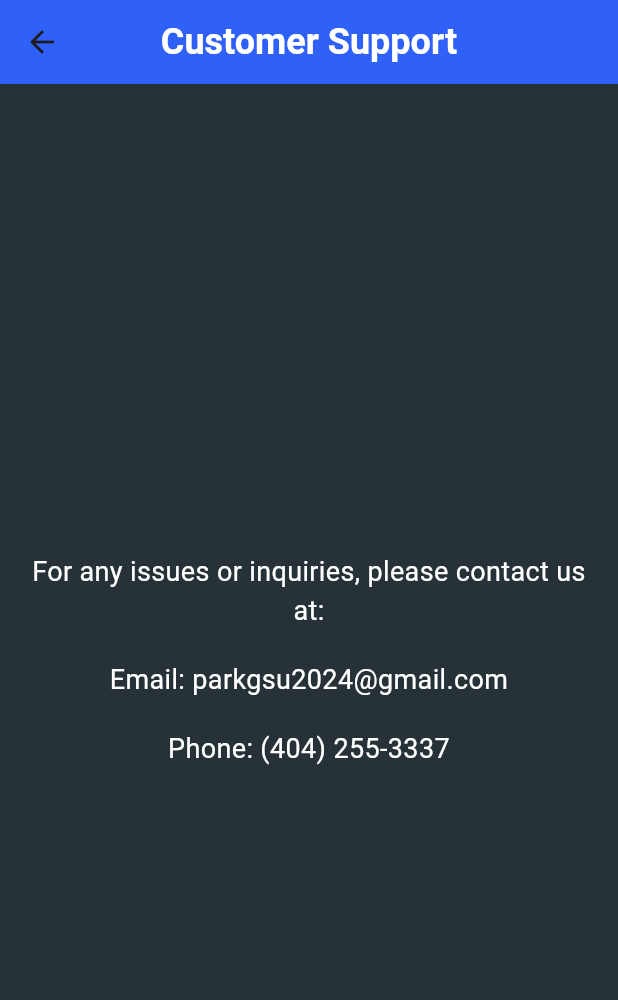
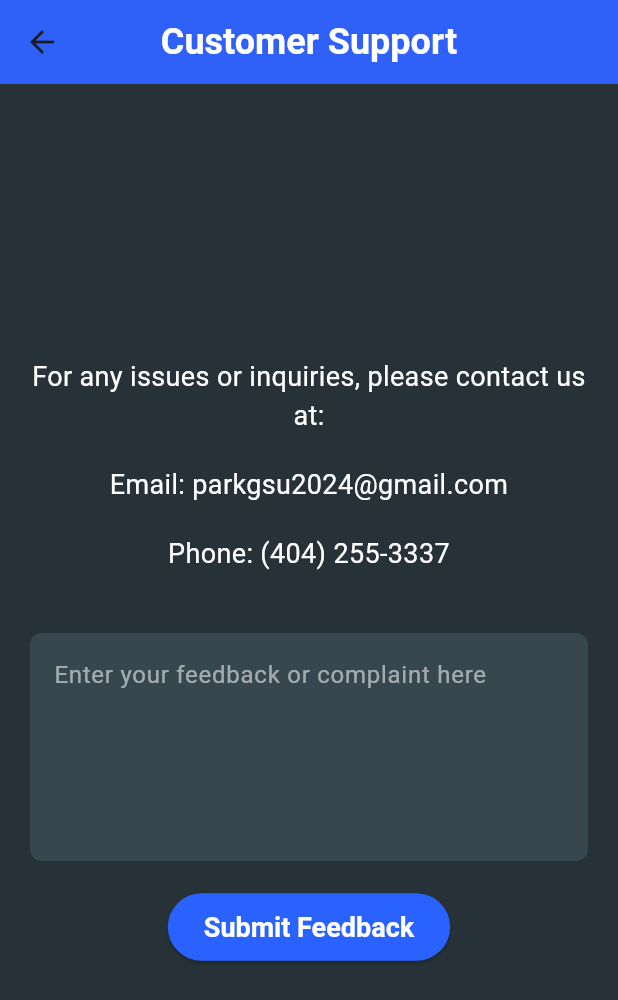
Before and after one commit to KrishnaDOS/ParkNet_Digital, a Flutter app: the Dashboard screen opened by its route, after a tap on "Customer Support", on a phone screen of 412 x 824 dp. Shown: the top 1000 px of the screen. Run offline on Flutter 3.47's test engine with Material 3 defaults, Android fonts, the phone set to English and light mode, and no system bars; our stand-ins replace cloud_firestore, firebase_auth, firebase_core, flutter_map, geocoding, geolocator and 3 more; accounts and stored records are empty.

Commit message:
added a submit feedback/complaint feature to customer support

```diff
--- a/parkgsu/lib/customer_support.dart
+++ b/parkgsu/lib/customer_support.dart
@@ -1,7 +1,62 @@
 import 'package:flutter/material.dart';
+import 'package:cloud_firestore/cloud_firestore.dart';
+import 'package:firebase_auth/firebase_auth.dart';
 
 class CustomerSupportPage extends StatelessWidget {
-  const CustomerSupportPage({super.key});
+  final TextEditingController feedbackController = TextEditingController();
+
+  CustomerSupportPage({super.key});
+
+  void submitFeedback(BuildContext context) async {
+    if (feedbackController.text.isEmpty) {
+      ScaffoldMessenger.of(context).showSnackBar(
+        SnackBar(content: Text("Please enter your feedback")),
+      );
+      return;
+    }
+
+    final user = FirebaseAuth.instance.currentUser;
+    if (user == null) {
+      ScaffoldMessenger.of(context).showSnackBar(
+        SnackBar(content: Text("User not logged in")),
+      );
+      return;
+    }
+
+    try {
+      DocumentSnapshot userDoc = await FirebaseFirestore.instance
+          .collection('users')
+          .doc(user.uid)
+          .get();
+      DocumentSnapshot adminDoc = await FirebaseFirestore.instance
+          .collection('admins')
+          .doc('ADMIN_ID')
+          .get();
+
+      String userDisplayName = (userDoc.data() as Map<String, dynamic>)['username'] ?? 'Unknown User';
+      String adminDisplayName = (adminDoc.data() as Map<String, dynamic>)['display_name'] ?? 'Unknown Admin';
+
+      await FirebaseFirestore.instance.collection('feedback').add({
+        'admin_id': FirebaseFirestore.instance.doc('/admins/ADMIN_ID'),
+        'admin_name': adminDisplayName,
+        'created_at': Timestamp.now(),
+        'feedback': feedbackController.text,
+        'resolved_at': null,
+        'response': null,
+        'user_id': FirebaseFirestore.instance.doc('/users/${user.uid}'),
+        'user_name': userDisplayName,
+      });
+
+      feedbackController.clear();
+      ScaffoldMessenger.of(context).showSnackBar(
+        SnackBar(content: Text("Feedback submitted successfully")),
+      );
+    } catch (e) {
+      ScaffoldMessenger.of(context).showSnackBar(
+        SnackBar(content: Text("Error submitting feedback: $e")),
+      );
+    }
+  }
 
   @override
   Widget build(BuildContext context) {
@@ -63,6 +118,36 @@ class CustomerSupportPage extends StatelessWidget {
                 ),
                 textAlign: TextAlign.center,
               ),
+              SizedBox(height: 40),
+              TextField(
+                controller: feedbackController,
+                style: TextStyle(color: Colors.white),
+                maxLines: 5,
+                decoration: InputDecoration(
+                  hintText: "Enter your feedback or complaint here",
+                  hintStyle: TextStyle(color: Colors.white54),
+                  filled: true,
+                  fillColor: Colors.blueGrey[800],
+                  border: OutlineInputBorder(
+                    borderRadius: BorderRadius.circular(8),
+                    borderSide: BorderSide.none,
+                  ),
+                ),
+              ),
+              SizedBox(height: 20),
+              ElevatedButton(
+                onPressed: () => submitFeedback(context),
+                child: Text("Submit Feedback"),
+                style: ElevatedButton.styleFrom(
+                  backgroundColor: Colors.blueAccent[700],
+                  foregroundColor: Colors.white,
+                  padding: EdgeInsets.symmetric(horizontal: 24, vertical: 12),
+                  textStyle: TextStyle(
+                    fontSize: 18,
+                    fontWeight: FontWeight.bold,
+                  ),
+                ),
+              ),
             ],
           ),
         ),
--- a/parkgsu/lib/dashboard.dart
+++ b/parkgsu/lib/dashboard.dart
@@ -36,10 +36,9 @@ class Dashboard extends StatelessWidget {
             SizedBox(height: 20),
             _buildDashboardItem(context, 'Customer Support',
                 Icons.support_agent, Colors.redAccent, () {
-              // Navigate to the Customer Support page
               Navigator.push(
                 context,
-                MaterialPageRoute(builder: (context) => const CustomerSupportPage()),
+                MaterialPageRoute(builder: (context) => CustomerSupportPage()),
               );
             }),
             SizedBox(height: 20),
```
